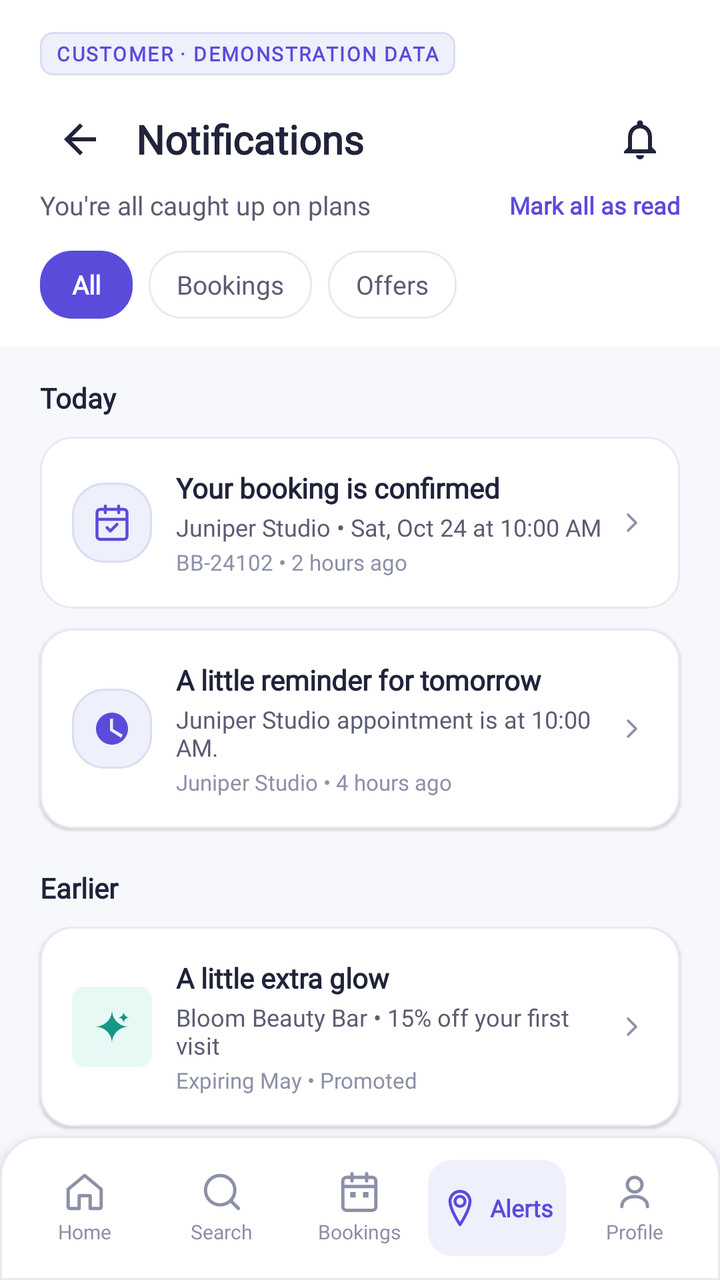
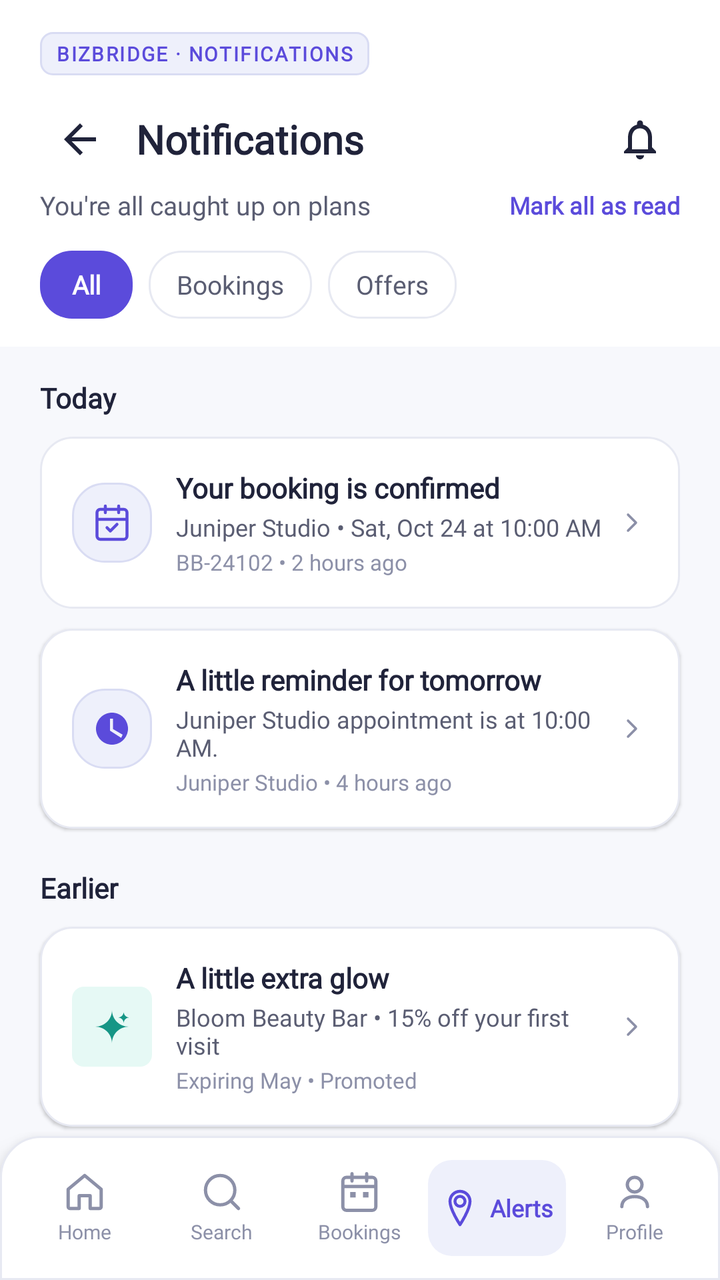

Before-and-after screenshots of an Android layout around one commit, followed by the original layout XML and the change that was made.
<!-- AndroidManifest.xml: application theme Theme.BizBridgeApp -->
<!-- res/layout/fragment_notifications.xml -->
<?xml version="1.0" encoding="utf-8"?>
<androidx.coordinatorlayout.widget.CoordinatorLayout
    xmlns:android="http://schemas.android.com/apk/res/android"
    xmlns:app="http://schemas.android.com/apk/res-auto"
    android:layout_width="match_parent"
    android:layout_height="match_parent"
    android:background="@color/background">

    
    <androidx.core.widget.NestedScrollView
        android:layout_width="match_parent"
        android:layout_height="match_parent"
        android:clipToPadding="false"
        android:overScrollMode="never"
        android:paddingBottom="96dp">

        <LinearLayout
            android:layout_width="match_parent"
            android:layout_height="wrap_content"
            android:orientation="vertical">

            
            <LinearLayout
                android:layout_width="match_parent"
                android:layout_height="wrap_content"
                android:background="@color/surface_white"
                android:orientation="vertical"
                android:paddingStart="20dp"
                android:paddingEnd="20dp"
                android:paddingTop="16dp"
                android:paddingBottom="14dp">

                <TextView
                    android:layout_width="wrap_content"
                    android:layout_height="wrap_content"
                    android:background="@drawable/bg_subheader_tag"
                    android:paddingStart="8dp"
                    android:paddingEnd="8dp"
                    android:paddingTop="4dp"
                    android:paddingBottom="4dp"
                    android:text="CUSTOMER · DEMONSTRATION DATA"
                    android:textAppearance="@style/TextAppearance.BizBridge.SubheaderTag"
                    android:textSize="10sp" />

                <RelativeLayout
                    android:layout_width="match_parent"
                    android:layout_height="wrap_content"
                    android:layout_marginTop="12dp">

                    <ImageView
                        android:id="@+id/btn_back"
                        android:layout_width="40dp"
                        android:layout_height="40dp"
                        android:layout_alignParentStart="true"
                        android:layout_centerVertical="true"
                        android:background="?attr/selectableItemBackgroundBorderless"
                        android:padding="8dp"
                        android:src="@drawable/ic_arrow_back"
                        app:tint="@color/text_primary" />

                    <TextView
                        android:layout_width="wrap_content"
                        android:layout_height="wrap_content"
                        android:layout_toEndOf="@id/btn_back"
                        android:layout_marginStart="8dp"
                        android:layout_centerVertical="true"
                        android:fontFamily="@font/inter_variable"
                        android:text="Notifications"
                        android:textColor="@color/text_primary"
                        android:textSize="20sp"
                        android:textStyle="bold" />

                    <ImageView
                        android:id="@+id/btn_bell"
                        android:layout_width="40dp"
                        android:layout_height="40dp"
                        android:layout_alignParentEnd="true"
                        android:layout_centerVertical="true"
                        android:background="?attr/selectableItemBackgroundBorderless"
                        android:padding="8dp"
                        android:src="@drawable/ic_bell"
                        app:tint="@color/text_primary" />

                </RelativeLayout>

                
                <RelativeLayout
                    android:layout_width="match_parent"
                    android:layout_height="wrap_content"
                    android:layout_marginTop="4dp">

                    <TextView
                        android:layout_width="wrap_content"
                        android:layout_height="wrap_content"
                        android:layout_alignParentStart="true"
                        android:layout_centerVertical="true"
                        android:fontFamily="@font/inter_variable"
                        android:text="You're all caught up on plans"
                        android:textColor="@color/text_secondary"
                        android:textSize="13sp" />

                    <TextView
                        android:id="@+id/btn_mark_all_read"
                        android:layout_width="wrap_content"
                        android:layout_height="wrap_content"
                        android:layout_alignParentEnd="true"
                        android:layout_centerVertical="true"
                        android:fontFamily="@font/inter_variable"
                        android:text="Mark all as read"
                        android:textColor="@color/primary"
                        android:textSize="12sp"
                        android:textStyle="bold" />

                </RelativeLayout>

                
                <LinearLayout
                    android:layout_width="match_parent"
                    android:layout_height="wrap_content"
                    android:layout_marginTop="14dp"
                    android:orientation="horizontal">

                    
                    <LinearLayout
                        android:id="@+id/tab_all"
                        android:layout_width="wrap_content"
                        android:layout_height="34dp"
                        android:background="@drawable/bg_chip_selected"
                        android:clickable="true"
                        android:focusable="true"
                        android:gravity="center"
                        android:paddingStart="16dp"
                        android:paddingEnd="16dp">

                        <TextView
                            android:id="@+id/tv_tab_all"
                            android:layout_width="wrap_content"
                            android:layout_height="wrap_content"
                            android:fontFamily="@font/inter_variable"
                            android:text="All"
                            android:textColor="@color/surface_white"
                            android:textSize="13sp"
                            android:textStyle="bold" />
                    </LinearLayout>

                    
                    <LinearLayout
                        android:id="@+id/tab_bookings"
                        android:layout_width="wrap_content"
                        android:layout_height="34dp"
                        android:layout_marginStart="8dp"
                        android:background="@drawable/bg_chip_default"
                        android:clickable="true"
                        android:focusable="true"
                        android:gravity="center"
                        android:paddingStart="14dp"
                        android:paddingEnd="14dp">

                        <TextView
                            android:id="@+id/tv_tab_bookings"
                            android:layout_width="wrap_content"
                            android:layout_height="wrap_content"
                            android:fontFamily="@font/inter_variable"
                            android:text="Bookings"
                            android:textColor="@color/text_secondary"
                            android:textSize="13sp" />
                    </LinearLayout>

                    
                    <LinearLayout
                        android:id="@+id/tab_offers"
                        android:layout_width="wrap_content"
                        android:layout_height="34dp"
                        android:layout_marginStart="8dp"
                        android:background="@drawable/bg_chip_default"
                        android:clickable="true"
                        android:focusable="true"
                        android:gravity="center"
                        android:paddingStart="14dp"
                        android:paddingEnd="14dp">

                        <TextView
                            android:id="@+id/tv_tab_offers"
                            android:layout_width="wrap_content"
                            android:layout_height="wrap_content"
                            android:fontFamily="@font/inter_variable"
                            android:text="Offers"
                            android:textColor="@color/text_secondary"
                            android:textSize="13sp" />
                    </LinearLayout>

                </LinearLayout>

            </LinearLayout>

            
            <TextView
                android:id="@+id/tv_group_today"
                android:layout_width="match_parent"
                android:layout_height="wrap_content"
                android:layout_marginStart="20dp"
                android:layout_marginEnd="20dp"
                android:layout_marginTop="16dp"
                android:fontFamily="@font/inter_variable"
                android:text="Today"
                android:textColor="@color/text_primary"
                android:textSize="14sp"
                android:textStyle="bold" />

            
            <LinearLayout
                android:id="@+id/notif_item_1"
                android:layout_width="match_parent"
                android:layout_height="wrap_content"
                android:layout_marginStart="20dp"
                android:layout_marginEnd="20dp"
                android:layout_marginTop="10dp"
                android:background="@drawable/bg_card_white"
                android:clickable="true"
                android:elevation="1dp"
                android:focusable="true"
                android:gravity="center_vertical"
                android:orientation="horizontal"
                android:padding="16dp">

                <FrameLayout
                    android:layout_width="40dp"
                    android:layout_height="40dp"
                    android:background="@drawable/bg_card_lavender">

                    <ImageView
                        android:layout_width="20dp"
                        android:layout_height="20dp"
                        android:layout_gravity="center"
                        android:src="@drawable/ic_calendar"
                        app:tint="@color/primary" />
                </FrameLayout>

                <LinearLayout
                    android:layout_width="0dp"
                    android:layout_height="wrap_content"
                    android:layout_marginStart="12dp"
                    android:layout_weight="1"
                    android:orientation="vertical">

                    <TextView
                        android:layout_width="wrap_content"
                        android:layout_height="wrap_content"
                        android:fontFamily="@font/inter_variable"
                        android:text="Your booking is confirmed"
                        android:textColor="@color/text_primary"
                        android:textSize="14sp"
                        android:textStyle="bold" />

                    <TextView
                        android:layout_width="wrap_content"
                        android:layout_height="wrap_content"
                        android:layout_marginTop="2dp"
                        android:fontFamily="@font/inter_variable"
                        android:text="Juniper Studio • Sat, Oct 24 at 10:00 AM"
                        android:textColor="@color/text_secondary"
                        android:textSize="12sp" />

                    <TextView
                        android:layout_width="wrap_content"
                        android:layout_height="wrap_content"
                        android:layout_marginTop="2dp"
                        android:fontFamily="@font/inter_variable"
                        android:text="BB-24102 • 2 hours ago"
                        android:textColor="@color/text_muted"
                        android:textSize="11sp" />
                </LinearLayout>

                <ImageView
                    android:layout_width="16dp"
                    android:layout_height="16dp"
                    android:src="@drawable/ic_chevron_right"
                    app:tint="@color/text_muted" />

            </LinearLayout>

            
            <LinearLayout
                android:id="@+id/notif_item_2"
                android:layout_width="match_parent"
                android:layout_height="wrap_content"
                android:layout_marginStart="20dp"
                android:layout_marginEnd="20dp"
                android:layout_marginTop="10dp"
                android:background="@drawable/bg_card_white"
                android:clickable="true"
                android:elevation="1dp"
                android:focusable="true"
                android:gravity="center_vertical"
                android:orientation="horizontal"
                android:padding="16dp">

                <FrameLayout
                    android:layout_width="40dp"
                    android:layout_height="40dp"
                    android:background="@drawable/bg_card_lavender">

                    <ImageView
                        android:layout_width="20dp"
                        android:layout_height="20dp"
                        android:layout_gravity="center"
                        android:src="@drawable/ic_clock"
                        app:tint="@color/primary" />
                </FrameLayout>

                <LinearLayout
                    android:layout_width="0dp"
                    android:layout_height="wrap_content"
                    android:layout_marginStart="12dp"
                    android:layout_weight="1"
                    android:orientation="vertical">

                    <TextView
                        android:layout_width="wrap_content"
                        android:layout_height="wrap_content"
                        android:fontFamily="@font/inter_variable"
                        android:text="A little reminder for tomorrow"
                        android:textColor="@color/text_primary"
                        android:textSize="14sp"
                        android:textStyle="bold" />

                    <TextView
                        android:layout_width="wrap_content"
                        android:layout_height="wrap_content"
                        android:layout_marginTop="2dp"
                        android:fontFamily="@font/inter_variable"
                        android:text="Juniper Studio appointment is at 10:00 AM."
                        android:textColor="@color/text_secondary"
                        android:textSize="12sp" />

                    <TextView
                        android:layout_width="wrap_content"
                        android:layout_height="wrap_content"
                        android:layout_marginTop="2dp"
                        android:fontFamily="@font/inter_variable"
                        android:text="Juniper Studio • 4 hours ago"
                        android:textColor="@color/text_muted"
                        android:textSize="11sp" />
                </LinearLayout>

                <ImageView
                    android:layout_width="16dp"
                    android:layout_height="16dp"
                    android:src="@drawable/ic_chevron_right"
                    app:tint="@color/text_muted" />

            </LinearLayout>

            
            <TextView
                android:id="@+id/tv_group_earlier"
                android:layout_width="match_parent"
                android:layout_height="wrap_content"
                android:layout_marginStart="20dp"
                android:layout_marginEnd="20dp"
                android:layout_marginTop="20dp"
                android:fontFamily="@font/inter_variable"
                android:text="Earlier"
                android:textColor="@color/text_primary"
                android:textSize="14sp"
                android:textStyle="bold" />

            
            <LinearLayout
                android:id="@+id/notif_item_3"
                android:layout_width="match_parent"
                android:layout_height="wrap_content"
                android:layout_marginStart="20dp"
                android:layout_marginEnd="20dp"
                android:layout_marginTop="10dp"
                android:background="@drawable/bg_card_white"
                android:clickable="true"
                android:elevation="1dp"
                android:focusable="true"
                android:gravity="center_vertical"
                android:orientation="horizontal"
                android:padding="16dp">

                <FrameLayout
                    android:layout_width="40dp"
                    android:layout_height="40dp"
                    android:background="@drawable/bg_tag_verified">

                    <ImageView
                        android:layout_width="20dp"
                        android:layout_height="20dp"
                        android:layout_gravity="center"
                        android:src="@drawable/ic_sparkle"
                        app:tint="@color/secondary_dark" />
                </FrameLayout>

                <LinearLayout
                    android:layout_width="0dp"
                    android:layout_height="wrap_content"
                    android:layout_marginStart="12dp"
                    android:layout_weight="1"
                    android:orientation="vertical">

                    <TextView
                        android:layout_width="wrap_content"
                        android:layout_height="wrap_content"
                        android:fontFamily="@font/inter_variable"
                        android:text="A little extra glow"
                        android:textColor="@color/text_primary"
                        android:textSize="14sp"
                        android:textStyle="bold" />

                    <TextView
                        android:layout_width="wrap_content"
                        android:layout_height="wrap_content"
                        android:layout_marginTop="2dp"
                        android:fontFamily="@font/inter_variable"
                        android:text="Bloom Beauty Bar • 15% off your first visit"
                        android:textColor="@color/text_secondary"
                        android:textSize="12sp" />

                    <TextView
                        android:layout_width="wrap_content"
                        android:layout_height="wrap_content"
                        android:layout_marginTop="2dp"
                        android:fontFamily="@font/inter_variable"
                        android:text="Expiring May • Promoted"
                        android:textColor="@color/text_muted"
                        android:textSize="11sp" />
                </LinearLayout>

                <ImageView
                    android:layout_width="16dp"
                    android:layout_height="16dp"
                    android:src="@drawable/ic_chevron_right"
                    app:tint="@color/text_muted" />

            </LinearLayout>

            
            <LinearLayout
                android:id="@+id/notif_item_4"
                android:layout_width="match_parent"
                android:layout_height="wrap_content"
                android:layout_marginStart="20dp"
                android:layout_marginEnd="20dp"
                android:layout_marginTop="10dp"
                android:background="@drawable/bg_card_white"
                android:clickable="true"
                android:elevation="1dp"
                android:focusable="true"
                android:gravity="center_vertical"
                android:orientation="horizontal"
                android:padding="16dp">

                <FrameLayout
                    android:layout_width="40dp"
                    android:layout_height="40dp"
                    android:background="#FEE2E2">

                    <ImageView
                        android:layout_width="20dp"
                        android:layout_height="20dp"
                        android:layout_gravity="center"
                        android:src="@drawable/ic_cancel"
                        app:tint="@color/error_text" />
                </FrameLayout>

                <LinearLayout
                    android:layout_width="0dp"
                    android:layout_height="wrap_content"
                    android:layout_marginStart="12dp"
                    android:layout_weight="1"
                    android:orientation="vertical">

                    <TextView
                        android:layout_width="wrap_content"
                        android:layout_height="wrap_content"
                        android:fontFamily="@font/inter_variable"
                        android:text="Booking canceled"
                        android:textColor="@color/text_primary"
                        android:textSize="14sp"
                        android:textStyle="bold" />

                    <TextView
                        android:layout_width="wrap_content"
                        android:layout_height="wrap_content"
                        android:layout_marginTop="2dp"
                        android:fontFamily="@font/inter_variable"
                        android:text="BB-24090 • Sat, Oct 10 • 3:00 PM"
                        android:textColor="@color/text_secondary"
                        android:textSize="12sp" />

                    <TextView
                        android:layout_width="wrap_content"
                        android:layout_height="wrap_content"
                        android:layout_marginTop="2dp"
                        android:fontFamily="@font/inter_variable"
                        android:text="May 2 • Cancelled by you"
                        android:textColor="@color/text_muted"
                        android:textSize="11sp" />
                </LinearLayout>

                <ImageView
                    android:layout_width="16dp"
                    android:layout_height="16dp"
                    android:src="@drawable/ic_chevron_right"
                    app:tint="@color/text_muted" />

            </LinearLayout>

            
            <TextView
                android:layout_width="match_parent"
                android:layout_height="wrap_content"
                android:layout_marginTop="16dp"
                android:layout_marginBottom="16dp"
                android:fontFamily="@font/inter_variable"
                android:gravity="center"
                android:text="Silent notification reminders. Real reminders are sent."
                android:textColor="@color/text_muted"
                android:textSize="11sp" />

        </LinearLayout>
    </androidx.core.widget.NestedScrollView>

    
    <LinearLayout
        android:id="@+id/bottom_nav"
        android:layout_width="match_parent"
        android:layout_height="72dp"
        android:layout_gravity="bottom"
        android:background="@drawable/bg_bottom_nav"
        android:elevation="8dp"
        android:gravity="center_vertical"
        android:orientation="horizontal"
        android:paddingStart="8dp"
        android:paddingEnd="8dp">

        <LinearLayout android:id="@+id/nav_home" android:layout_width="0dp" android:layout_height="48dp" android:layout_weight="1" android:clickable="true" android:focusable="true" android:gravity="center" android:orientation="vertical">
            <ImageView android:layout_width="22dp" android:layout_height="22dp" android:src="@drawable/ic_nav_home" app:tint="@color/text_muted" />
            <TextView android:layout_width="wrap_content" android:layout_height="wrap_content" android:layout_marginTop="2dp" android:fontFamily="@font/inter_variable" android:text="Home" android:textColor="@color/text_muted" android:textSize="10sp" />
        </LinearLayout>

        <LinearLayout android:id="@+id/nav_search" android:layout_width="0dp" android:layout_height="48dp" android:layout_weight="1" android:clickable="true" android:focusable="true" android:gravity="center" android:orientation="vertical">
            <ImageView android:layout_width="22dp" android:layout_height="22dp" android:src="@drawable/ic_nav_search" app:tint="@color/text_muted" />
            <TextView android:layout_width="wrap_content" android:layout_height="wrap_content" android:layout_marginTop="2dp" android:fontFamily="@font/inter_variable" android:text="Search" android:textColor="@color/text_muted" android:textSize="10sp" />
        </LinearLayout>

        <LinearLayout android:id="@+id/nav_bookings" android:layout_width="0dp" android:layout_height="48dp" android:layout_weight="1" android:clickable="true" android:focusable="true" android:gravity="center" android:orientation="vertical">
            <ImageView android:layout_width="22dp" android:layout_height="22dp" android:src="@drawable/ic_nav_bookings" app:tint="@color/text_muted" />
            <TextView android:layout_width="wrap_content" android:layout_height="wrap_content" android:layout_marginTop="2dp" android:fontFamily="@font/inter_variable" android:text="Bookings" android:textColor="@color/text_muted" android:textSize="10sp" />
        </LinearLayout>

        <LinearLayout android:id="@+id/nav_notifications" android:layout_width="0dp" android:layout_height="48dp" android:layout_weight="1" android:background="@drawable/bg_nav_item_active" android:gravity="center" android:orientation="horizontal">
            <ImageView android:layout_width="20dp" android:layout_height="20dp" android:src="@drawable/ic_nav_notifications" app:tint="@color/primary" />
            <TextView android:layout_width="wrap_content" android:layout_height="wrap_content" android:layout_marginStart="5dp" android:fontFamily="@font/inter_variable" android:text="Alerts" android:textColor="@color/primary" android:textSize="12sp" android:textStyle="bold" />
        </LinearLayout>

        <LinearLayout android:id="@+id/nav_profile" android:layout_width="0dp" android:layout_height="48dp" android:layout_weight="1" android:clickable="true" android:focusable="true" android:gravity="center" android:orientation="vertical">
            <ImageView android:layout_width="22dp" android:layout_height="22dp" android:src="@drawable/ic_person" app:tint="@color/text_muted" />
            <TextView android:layout_width="wrap_content" android:layout_height="wrap_content" android:layout_marginTop="2dp" android:fontFamily="@font/inter_variable" android:text="Profile" android:textColor="@color/text_muted" android:textSize="10sp" />
        </LinearLayout>

    </LinearLayout>

</androidx.coordinatorlayout.widget.CoordinatorLayout>
<!-- resources referenced by this layout -->
<resources>
  <color name="background">#F7F8FC</color>
  <color name="error_text">#DC2626</color>
  <color name="primary">#5B4BDB</color>
  <color name="secondary_dark">#169686</color>
  <color name="surface_white">#FFFFFF</color>
  <color name="text_muted">#8C90A8</color>
  <color name="text_primary">#20233A</color>
  <color name="text_secondary">#5A5D72</color>
  <!-- drawable bg_card_white (drawable) -->
  <?xml version="1.0" encoding="utf-8"?>
  <shape xmlns:android="http://schemas.android.com/apk/res/android"
      android:shape="rectangle">
      <solid android:color="@color/surface_white" />
      <stroke
          android:width="@dimen/stroke_subtle"
          android:color="@color/border_subtle" />
      <corners android:radius="@dimen/radius_card" />
  </shape>
  <!-- drawable bg_chip_default (drawable) -->
  <?xml version="1.0" encoding="utf-8"?>
  <shape xmlns:android="http://schemas.android.com/apk/res/android"
      android:shape="rectangle">
      <solid android:color="@color/surface_white" />
      <stroke
          android:width="@dimen/stroke_subtle"
          android:color="@color/border_subtle" />
      <corners android:radius="@dimen/radius_chip" />
  </shape>
  <!-- drawable bg_chip_selected (drawable) -->
  <?xml version="1.0" encoding="utf-8"?>
  <shape xmlns:android="http://schemas.android.com/apk/res/android"
      android:shape="rectangle">
      <solid android:color="@color/primary" />
      <corners android:radius="@dimen/radius_chip" />
  </shape>
  <!-- drawable bg_nav_item_active (drawable) -->
  <?xml version="1.0" encoding="utf-8"?>
  <shape xmlns:android="http://schemas.android.com/apk/res/android"
      android:shape="rectangle">
      <solid android:color="@color/primary_light" />
      <corners android:radius="12dp" />
  </shape>
  <!-- drawable bg_subheader_tag (drawable) -->
  <?xml version="1.0" encoding="utf-8"?>
  <shape xmlns:android="http://schemas.android.com/apk/res/android"
      android:shape="rectangle">
      <solid android:color="@color/primary_light" />
      <stroke
          android:width="1dp"
          android:color="@color/primary_light_border" />
      <corners android:radius="6dp" />
  </shape>
  <!-- drawable bg_tag_verified (drawable) -->
  <?xml version="1.0" encoding="utf-8"?>
  <shape xmlns:android="http://schemas.android.com/apk/res/android"
      android:shape="rectangle">
      <solid android:color="@color/secondary_light" />
      <corners android:radius="6dp" />
  </shape>
  <!-- drawable ic_arrow_back (drawable) -->
  <vector xmlns:android="http://schemas.android.com/apk/res/android"
      android:width="24dp"
      android:height="24dp"
      android:viewportWidth="24"
      android:viewportHeight="24">
      <path
          android:fillColor="#20233A"
          android:pathData="M20,11H7.83l5.59,-5.59L12,4l-8,8 8,8 1.41,-1.41L7.83,13H20v-2z" />
  </vector>
  <style name="TextAppearance.BizBridge.SubheaderTag" parent="android:TextAppearance">
          <item name="android:textSize">11sp</item>
          <item name="android:textStyle">bold</item>
          <item name="android:textColor">@color/primary</item>
          <item name="android:letterSpacing">0.08</item>
          <item name="fontFamily">@font/inter_variable</item>
      </style>
  <style name="Theme.BizBridgeApp" parent="Base.Theme.BizBridgeApp" />
  <color name="border_subtle">#E7E9F2</color>
  <color name="primary_light">#EEF0FB</color>
  <dimen name="stroke_subtle">1dp</dimen>
  <color name="primary_light_border">#D9DCF3</color>
  <dimen name="radius_card">16dp</dimen>
  <dimen name="radius_chip">16dp</dimen>
  <color name="secondary_light">#E6F9F5</color>
  <color name="white">#FFFFFFFF</color>
  <color name="secondary">#20B8A6</color>
  <!-- unchanged entries left out for length: 14 -->
</resources>

<!-- the commit's change to res/layout/fragment_notifications.xml (unified diff, before → after) -->
@@ -38,7 +38,7 @@
                     android:paddingEnd="8dp"
                     android:paddingTop="4dp"
                     android:paddingBottom="4dp"
-                    android:text="CUSTOMER · DEMONSTRATION DATA"
+                    android:text="BIZBRIDGE · NOTIFICATIONS"
                     android:textAppearance="@style/TextAppearance.BizBridge.SubheaderTag"
                     android:textSize="10sp" />
 
